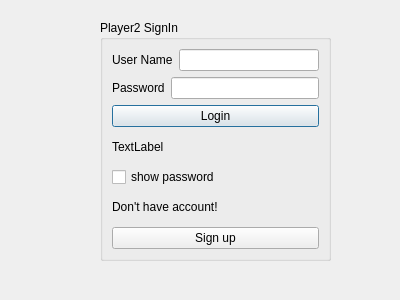
Before: the Qt Designer form tictactoev/signin2.ui in Jolinejo/Advanced-Tic-Tac-Toe, drawn with Qt 5.
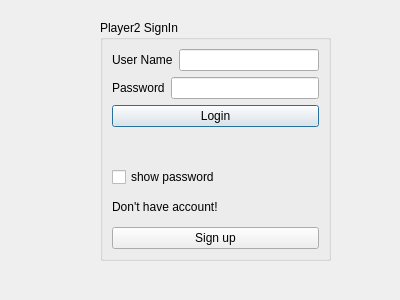
After: the same form once the commit is applied.

Patch:
```diff
--- a/tictactoev/signin2.ui
+++ b/tictactoev/signin2.ui
@@ -67,8 +67,11 @@
     </item>
     <item>
      <widget class="QLabel" name="label_ifthere">
+      <property name="styleSheet">
+       <string notr="true">color: #f9f02e;</string>
+      </property>
       <property name="text">
-       <string>TextLabel</string>
+       <string/>
       </property>
      </widget>
     </item>
```
